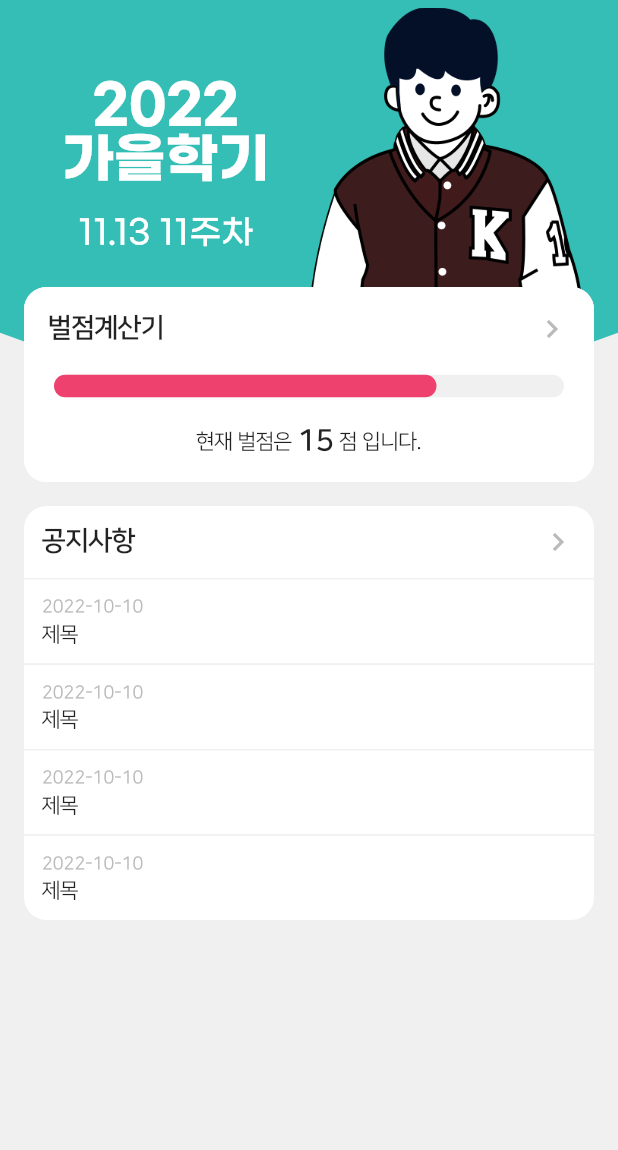
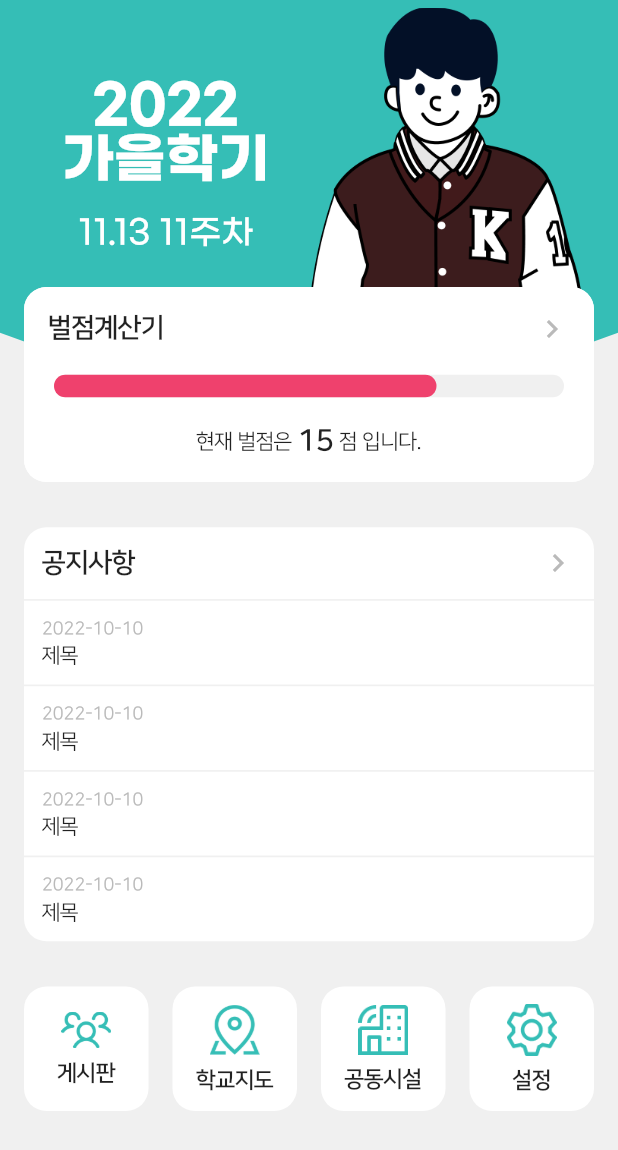
Before and after one commit to kw-dormitory/kw-dormitory-mobile, a Flutter app: the screen it shows after launch, on a phone screen of 412 x 824 dp. Shown: the top 1150 px of the screen. Run offline on Flutter 3.47's test engine with Material 2 defaults, Android fonts, the phone set to English and light mode, and no system bars; drawn by our look-alikes of percent_indicator.

Commit message:
feat: HomeScreen 하단 네비게이터 구현

```diff
--- /dev/null
+++ b/lib/screen/home/components/bottom_navigator.dart
@@ -0,0 +1,152 @@
+import 'package:flutter/material.dart';
+
+class BottomNavigator extends StatelessWidget {
+  const BottomNavigator({Key? key}) : super(key: key);
+
+  @override
+  Widget build(BuildContext context) {
+    Size size = MediaQuery.of(context).size;
+    double buttonSize = (size.width - 80) / 4;
+    return SizedBox(
+      width: size.width - 32,
+      child: Row(
+        mainAxisSize: MainAxisSize.max,
+        mainAxisAlignment: MainAxisAlignment.spaceBetween,
+        children: [
+          Container(
+            width: buttonSize,
+            height: buttonSize,
+            decoration: BoxDecoration(
+                color: Colors.white,
+                borderRadius: BorderRadius.all(Radius.circular(15))),
+            child: Material(
+              color: Colors.transparent,
+              child: InkWell(
+                borderRadius: BorderRadius.all(Radius.circular(15)),
+                onTap: () {},
+                child: Padding(
+                    padding: EdgeInsets.all(8),
+                    child: Column(
+                      mainAxisSize: MainAxisSize.max,
+                      mainAxisAlignment: MainAxisAlignment.center,
+                      crossAxisAlignment: CrossAxisAlignment.center,
+                      children: [
+                        Image.asset(
+                          'asset/images/board.png',
+                          width: buttonSize / 2.5,
+                        ),
+                        SizedBox(height: 8),
+                        Text(
+                          "게시판",
+                          style: TextStyle(
+                              fontSize: 15, fontWeight: FontWeight.bold),
+                        )
+                      ],
+                    )),
+              ),
+            ),
+          ),
+          Container(
+            width: buttonSize,
+            height: buttonSize,
+            decoration: BoxDecoration(
+                color: Colors.white,
+                borderRadius: BorderRadius.all(Radius.circular(15))),
+            child: Material(
+              color: Colors.transparent,
+              child: InkWell(
+                borderRadius: BorderRadius.all(Radius.circular(15)),
+                onTap: () {},
+                child: Padding(
+                    padding: EdgeInsets.all(8),
+                    child: Column(
+                      mainAxisSize: MainAxisSize.max,
+                      mainAxisAlignment: MainAxisAlignment.center,
+                      crossAxisAlignment: CrossAxisAlignment.center,
+                      children: [
+                        Image.asset(
+                          'asset/images/map.png',
+                          width: buttonSize / 2.5,
+                        ),
+                        SizedBox(height: 8),
+                        Text(
+                          "학교지도",
+                          style: TextStyle(
+                              fontSize: 15, fontWeight: FontWeight.bold),
+                        )
+                      ],
+                    )),
+              ),
+            ),
+          ),
+          Container(
+            width: buttonSize,
+            height: buttonSize,
+            decoration: BoxDecoration(
+                color: Colors.white,
+                borderRadius: BorderRadius.all(Radius.circular(15))),
+            child: Material(
+              color: Colors.transparent,
+              child: InkWell(
+                borderRadius: BorderRadius.all(Radius.circular(15)),
+                onTap: () {},
+                child: Padding(
+                    padding: EdgeInsets.all(8),
+                    child: Column(
+                      mainAxisSize: MainAxisSize.max,
+                      mainAxisAlignment: MainAxisAlignment.center,
+                      crossAxisAlignment: CrossAxisAlignment.center,
+                      children: [
+                        Image.asset(
+                          'asset/images/depart.png',
+                          width: buttonSize / 2.5,
+                        ),
+                        SizedBox(height: 8),
+                        Text(
+                          "공동시설",
+                          style: TextStyle(
+                              fontSize: 15, fontWeight: FontWeight.bold),
+                        )
+                      ],
+                    )),
+              ),
+            ),
+          ),
+          Container(
+            width: buttonSize,
+            height: buttonSize,
+            decoration: BoxDecoration(
+                color: Colors.white,
+                borderRadius: BorderRadius.all(Radius.circular(15))),
+            child: Material(
+              color: Colors.transparent,
+              child: InkWell(
+                borderRadius: BorderRadius.all(Radius.circular(15)),
+                onTap: () {},
+                child: Padding(
+                    padding: EdgeInsets.all(8),
+                    child: Column(
+                      mainAxisSize: MainAxisSize.max,
+                      mainAxisAlignment: MainAxisAlignment.center,
+                      crossAxisAlignment: CrossAxisAlignment.center,
+                      children: [
+                        Image.asset(
+                          'asset/images/settings.png',
+                          width: buttonSize / 2.5,
+                        ),
+                        SizedBox(height: 8),
+                        Text(
+                          "설정",
+                          style: TextStyle(
+                              fontSize: 15, fontWeight: FontWeight.bold),
+                        )
+                      ],
+                    )),
+              ),
+            ),
+          ),
+        ],
+      ),
+    );
+  }
+}
--- a/lib/screen/home/home_screen.dart
+++ b/lib/screen/home/home_screen.dart
@@ -1,5 +1,6 @@
 import 'package:flutter/material.dart';
 import 'package:kw_dormitory/constants.dart';
+import 'package:kw_dormitory/screen/home/components/bottom_navigator.dart';
 import 'package:kw_dormitory/screen/home/components/date_counter.dart';
 import 'package:kw_dormitory/screen/home/components/notice_board.dart';
 import 'package:kw_dormitory/screen/home/components/penalty_counter.dart';
@@ -39,12 +40,16 @@ class _HomeScreenState extends State<HomeScreen> {
               top: size.height / 4.7,
               child: Padding(
                 padding: const EdgeInsets.all(16),
-                child: Column(
-                  children: [
-                    PenaltyCounter(score: 15),
-                    SizedBox(height: 16),
-                    NoticeBoard()
-                  ],
+                child: SizedBox(
+                  height: size.height / 1.5,
+                  child: Column(
+                    mainAxisAlignment: MainAxisAlignment.spaceBetween,
+                    children: [
+                      PenaltyCounter(score: 15),
+                      NoticeBoard(),
+                      BottomNavigator()
+                    ],
+                  ),
                 ),
               ),
             ),
```
Also changed, not shown: asset/images/board.png (added), asset/images/depart.png (added), asset/images/map.png (added), asset/images/settings.png (added).
